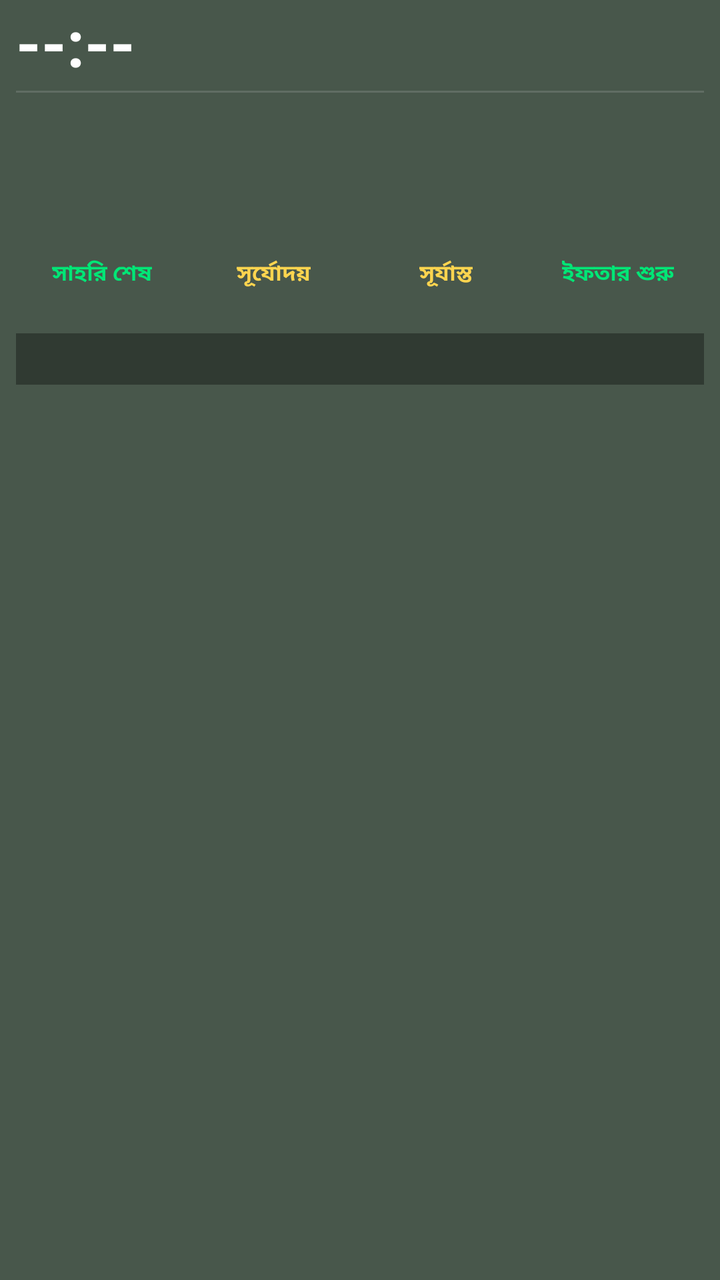
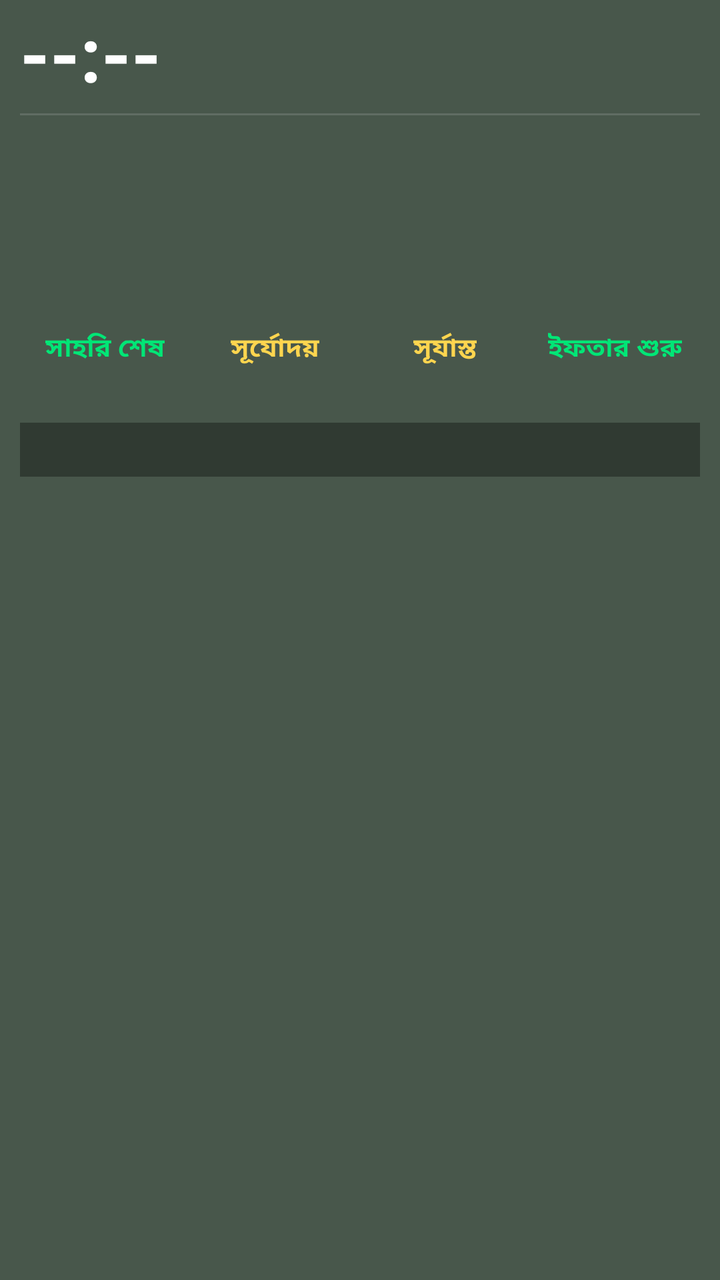

Two renders of the same Android screen: before a commit and after it. Below are the layout's source before the change and the commit's diff.
<!-- AndroidManifest.xml: fallback theme Theme.MaterialComponents.DayNight.NoActionBar -->
<!-- res/layout/prayer_widget_layout.xml -->
<?xml version="1.0" encoding="utf-8"?>
<LinearLayout xmlns:android="http://schemas.android.com/apk/res/android"
    android:layout_width="match_parent"
    android:layout_height="match_parent"
    android:orientation="vertical"
    android:background="@drawable/widget_background"
    android:paddingStart="8dp"
    android:paddingEnd="8dp"
    android:paddingTop="4dp"
    android:paddingBottom="8dp">

    
    <LinearLayout
        android:layout_width="match_parent"
        android:layout_height="wrap_content"
        android:orientation="horizontal"
        android:gravity="top">

        <TextView
            android:id="@+id/widget_time"
            android:layout_width="0dp"
            android:layout_height="wrap_content"
            android:layout_weight="1"
            android:text="--:--"
            android:textColor="#FFFFFF"
            android:textSize="32sp"
            android:textStyle="bold"
            android:includeFontPadding="false"
            android:gravity="start|center_vertical" />

        <TextView
            android:id="@+id/widget_weather"
            android:layout_width="wrap_content"
            android:layout_height="wrap_content"
            android:text=""
            android:textColor="#80DEEA"
            android:textSize="12sp"
            android:textStyle="bold"
            android:gravity="end"
            android:singleLine="true"
            android:ellipsize="end" />

    </LinearLayout>

    
    <TextView
        android:layout_width="match_parent"
        android:layout_height="1dp"
        android:layout_marginTop="4dp"
        android:layout_marginBottom="4dp"
        android:background="#22FFFFFF"
        android:text="" />

    
    <LinearLayout
        android:layout_width="match_parent"
        android:layout_height="wrap_content"
        android:orientation="horizontal">

        
        <LinearLayout
            android:layout_width="0dp"
            android:layout_height="wrap_content"
            android:layout_weight="1"
            android:orientation="vertical">

            <TextView
                android:id="@+id/widget_waqt_name"
                android:layout_width="wrap_content"
                android:layout_height="wrap_content"
                android:text=""
                android:textColor="#FFFFFF"
                android:textSize="15sp"
                android:textStyle="bold" />

            <TextView
                android:id="@+id/widget_waqt_range"
                android:layout_width="wrap_content"
                android:layout_height="wrap_content"
                android:layout_marginTop="1dp"
                android:text=""
                android:textColor="#B0BEC5"
                android:textSize="12sp" />

        </LinearLayout>

        
        <LinearLayout
            android:layout_width="0dp"
            android:layout_height="wrap_content"
            android:layout_weight="1"
            android:orientation="vertical">

            <TextView
                android:id="@+id/widget_day"
                android:layout_width="match_parent"
                android:layout_height="wrap_content"
                android:text=""
                android:textColor="#66BB6A"
                android:textSize="15sp"
                android:textStyle="bold"
                android:singleLine="true"
                android:ellipsize="end"
                android:gravity="end" />

            <TextView
                android:id="@+id/widget_gregorian"
                android:layout_width="match_parent"
                android:layout_height="wrap_content"
                android:layout_marginTop="1dp"
                android:text=""
                android:textColor="#E0E0E0"
                android:textSize="12sp"
                android:textStyle="bold"
                android:gravity="end" />

            <TextView
                android:id="@+id/widget_hijri"
                android:layout_width="match_parent"
                android:layout_height="wrap_content"
                android:layout_marginTop="1dp"
                android:text=""
                android:textColor="#FFD54F"
                android:textSize="12sp"
                android:textStyle="bold"
                android:gravity="end" />

            <TextView
                android:id="@+id/widget_bangla_date"
                android:layout_width="match_parent"
                android:layout_height="wrap_content"
                android:layout_marginTop="1dp"
                android:text=""
                android:textColor="#80DEEA"
                android:textSize="12sp"
                android:textStyle="bold"
                android:gravity="end" />

        </LinearLayout>
    </LinearLayout>

    
    <LinearLayout
        android:layout_width="match_parent"
        android:layout_height="wrap_content"
        android:layout_marginTop="6dp"
        android:orientation="horizontal">

        <LinearLayout
            android:layout_width="0dp"
            android:layout_height="wrap_content"
            android:layout_weight="1"
            android:orientation="vertical"
            android:gravity="center">

            <TextView
                android:id="@+id/widget_sehri_label"
                android:layout_width="wrap_content"
                android:layout_height="wrap_content"
                android:text="সাহরি শেষ"
                android:textColor="#00E676"
                android:textSize="11sp"
                android:textStyle="bold" />

            <TextView
                android:id="@+id/widget_sehri"
                android:layout_width="wrap_content"
                android:layout_height="wrap_content"
                android:text=""
                android:textColor="#00E676"
                android:textSize="13sp"
                android:textStyle="bold" />

        </LinearLayout>

        <LinearLayout
            android:layout_width="0dp"
            android:layout_height="wrap_content"
            android:layout_weight="1"
            android:orientation="vertical"
            android:gravity="center">

            <TextView
                android:id="@+id/widget_sunrise_label"
                android:layout_width="wrap_content"
                android:layout_height="wrap_content"
                android:text="সূর্যোদয়"
                android:textColor="#FFD54F"
                android:textSize="11sp"
                android:textStyle="bold" />

            <TextView
                android:id="@+id/widget_sunrise"
                android:layout_width="wrap_content"
                android:layout_height="wrap_content"
                android:text=""
                android:textColor="#FFD54F"
                android:textSize="13sp"
                android:textStyle="bold" />

        </LinearLayout>

        <LinearLayout
            android:layout_width="0dp"
            android:layout_height="wrap_content"
            android:layout_weight="1"
            android:orientation="vertical"
            android:gravity="center">

            <TextView
                android:id="@+id/widget_sunset_label"
                android:layout_width="wrap_content"
                android:layout_height="wrap_content"
                android:text="সূর্যাস্ত"
                android:textColor="#FFD54F"
                android:textSize="11sp"
                android:textStyle="bold" />

            <TextView
                android:id="@+id/widget_sunset"
                android:layout_width="wrap_content"
                android:layout_height="wrap_content"
                android:text=""
                android:textColor="#FFD54F"
                android:textSize="13sp"
                android:textStyle="bold" />

        </LinearLayout>

        <LinearLayout
            android:layout_width="0dp"
            android:layout_height="wrap_content"
            android:layout_weight="1"
            android:orientation="vertical"
            android:gravity="center">

            <TextView
                android:id="@+id/widget_iftar_label"
                android:layout_width="wrap_content"
                android:layout_height="wrap_content"
                android:text="ইফতার শুরু"
                android:textColor="#00E676"
                android:textSize="11sp"
                android:textStyle="bold" />

            <TextView
                android:id="@+id/widget_iftar"
                android:layout_width="wrap_content"
                android:layout_height="wrap_content"
                android:text=""
                android:textColor="#00E676"
                android:textSize="13sp"
                android:textStyle="bold" />

        </LinearLayout>

    </LinearLayout>

    
    <TextView
        android:id="@+id/widget_alert"
        android:layout_width="match_parent"
        android:layout_height="wrap_content"
        android:layout_marginTop="4dp"
        android:paddingTop="4dp"
        android:paddingBottom="4dp"
        android:paddingStart="4dp"
        android:paddingEnd="4dp"
        android:background="#55000000"
        android:text=""
        android:textColor="#FFD54F"
        android:textSize="13sp"
        android:textStyle="bold"
        android:gravity="start"
        android:maxLines="10"
        android:ellipsize="end" />

</LinearLayout>
<!-- resources referenced by this layout -->
<resources>
  <!-- drawable widget_background (drawable) -->
  <?xml version="1.0" encoding="utf-8"?>
  <shape xmlns:android="http://schemas.android.com/apk/res/android"
      android:shape="rectangle">
      <solid android:color="#CC1B2E1F" />
  </shape>
</resources>

<!-- the commit's change to res/layout/prayer_widget_layout.xml (unified diff, before → after) -->
@@ -4,9 +4,9 @@
     android:layout_height="match_parent"
     android:orientation="vertical"
     android:background="@drawable/widget_background"
-    android:paddingStart="8dp"
-    android:paddingEnd="8dp"
-    android:paddingTop="4dp"
+    android:paddingStart="10dp"
+    android:paddingEnd="10dp"
+    android:paddingTop="6dp"
     android:paddingBottom="8dp">
 
     
@@ -23,22 +23,45 @@
             android:layout_weight="1"
             android:text="--:--"
             android:textColor="#FFFFFF"
-            android:textSize="32sp"
+            android:textSize="38sp"
             android:textStyle="bold"
             android:includeFontPadding="false"
             android:gravity="start|center_vertical" />
 
-        <TextView
-            android:id="@+id/widget_weather"
+        <LinearLayout
             android:layout_width="wrap_content"
             android:layout_height="wrap_content"
-            android:text=""
-            android:textColor="#80DEEA"
-            android:textSize="12sp"
-            android:textStyle="bold"
-            android:gravity="end"
-            android:singleLine="true"
-            android:ellipsize="end" />
+            android:orientation="vertical"
+            android:gravity="end">
+
+            <TextView
+                android:id="@+id/widget_location"
+                android:layout_width="wrap_content"
+                android:layout_height="wrap_content"
+                android:text=""
+                android:textColor="#80DEEA"
+                android:textSize="14sp"
+                android:textStyle="bold"
+                android:gravity="end"
+                android:singleLine="true"
+                android:ellipsize="end"
+                android:maxWidth="180dp" />
+
+            <TextView
+                android:id="@+id/widget_weather"
+                android:layout_width="wrap_content"
+                android:layout_height="wrap_content"
+                android:layout_marginTop="2dp"
+                android:text=""
+                android:textColor="#B0BEC5"
+                android:textSize="13sp"
+                android:textStyle="bold"
+                android:gravity="end"
+                android:singleLine="true"
+                android:ellipsize="end"
+                android:maxWidth="180dp" />
+
+        </LinearLayout>
 
     </LinearLayout>
 
@@ -46,8 +69,8 @@
     <TextView
         android:layout_width="match_parent"
         android:layout_height="1dp"
-        android:layout_marginTop="4dp"
-        android:layout_marginBottom="4dp"
+        android:layout_marginTop="6dp"
+        android:layout_marginBottom="6dp"
         android:background="#22FFFFFF"
         android:text="" />
 
@@ -70,17 +93,27 @@
                 android:layout_height="wrap_content"
                 android:text=""
                 android:textColor="#FFFFFF"
+                android:textSize="20sp"
+                android:textStyle="bold" />
+
+            <TextView
+                android:id="@+id/widget_waqt_range"
+                android:layout_width="wrap_content"
+                android:layout_height="wrap_content"
+                android:layout_marginTop="2dp"
+                android:text=""
+                android:textColor="#B0BEC5"
+                android:textSize="15sp" />
+
+            <TextView
+                android:id="@+id/widget_waqt_remaining"
+                android:layout_width="wrap_content"
+                android:layout_height="wrap_content"
+                android:layout_marginTop="3dp"
+                android:text=""
+                android:textColor="#FFD54F"
                 android:textSize="15sp"
                 android:textStyle="bold" />
-
-            <TextView
-                android:id="@+id/widget_waqt_range"
-                android:layout_width="wrap_content"
-                android:layout_height="wrap_content"
-                android:layout_marginTop="1dp"
-                android:text=""
-                android:textColor="#B0BEC5"
-                android:textSize="12sp" />
 
         </LinearLayout>
 
@@ -97,7 +130,7 @@
                 android:layout_height="wrap_content"
                 android:text=""
                 android:textColor="#66BB6A"
-                android:textSize="15sp"
+                android:textSize="19sp"
                 android:textStyle="bold"
                 android:singleLine="true"
                 android:ellipsize="end"
@@ -107,10 +140,10 @@
                 android:id="@+id/widget_gregorian"
                 android:layout_width="match_parent"
                 android:layout_height="wrap_content"
-                android:layout_marginTop="1dp"
+                android:layout_marginTop="2dp"
                 android:text=""
                 android:textColor="#E0E0E0"
-                android:textSize="12sp"
+                android:textSize="15sp"
                 android:textStyle="bold"
                 android:gravity="end" />
 
@@ -118,10 +151,10 @@
                 android:id="@+id/widget_hijri"
                 android:layout_width="match_parent"
                 android:layout_height="wrap_content"
-                android:layout_marginTop="1dp"
-                android:text=""
-                android:textColor="#FFD54F"
-                android:textSize="12sp"
+                android:layout_marginTop="2dp"
+                android:text=""
+                android:textColor="#FFD54F"
+                android:textSize="15sp"
                 android:textStyle="bold"
                 android:gravity="end" />
 
@@ -129,10 +162,10 @@
                 android:id="@+id/widget_bangla_date"
                 android:layout_width="match_parent"
                 android:layout_height="wrap_content"
-                android:layout_marginTop="1dp"
+                android:layout_marginTop="2dp"
                 android:text=""
                 android:textColor="#80DEEA"
-                android:textSize="12sp"
+                android:textSize="15sp"
                 android:textStyle="bold"
                 android:gravity="end" />
 
@@ -141,127 +174,127 @@
 
     
     <LinearLayout
+        android:layout_width="match_parent"
+        android:layout_height="wrap_content"
+        android:layout_marginTop="8dp"
+        android:orientation="horizontal">
+
+        <LinearLayout
+            android:layout_width="0dp"
+            android:layout_height="wrap_content"
+            android:layout_weight="1"
+            android:orientation="vertical"
+            android:gravity="center">
+
+            <TextView
+                android:id="@+id/widget_sehri_label"
+                android:layout_width="wrap_content"
+                android:layout_height="wrap_content"
+                android:text="সাহরি শেষ"
+                android:textColor="#00E676"
+                android:textSize="13sp"
+                android:textStyle="bold" />
+
+            <TextView
+                android:id="@+id/widget_sehri"
+                android:layout_width="wrap_content"
+                android:layout_height="wrap_content"
+                android:text=""
+                android:textColor="#00E676"
+                android:textSize="16sp"
+                android:textStyle="bold" />
+
+        </LinearLayout>
+
+        <LinearLayout
+            android:layout_width="0dp"
+            android:layout_height="wrap_content"
+            android:layout_weight="1"
+            android:orientation="vertical"
+            android:gravity="center">
+
+            <TextView
+                android:id="@+id/widget_sunrise_label"
+                android:layout_width="wrap_content"
+                android:layout_height="wrap_content"
+                android:text="সূর্যোদয়"
+                android:textColor="#FFD54F"
+                android:textSize="13sp"
+                android:textStyle="bold" />
+
+            <TextView
+                android:id="@+id/widget_sunrise"
+                android:layout_width="wrap_content"
+                android:layout_height="wrap_content"
+                android:text=""
+                android:textColor="#FFD54F"
+                android:textSize="16sp"
+                android:textStyle="bold" />
+
+        </LinearLayout>
+
+        <LinearLayout
+            android:layout_width="0dp"
+            android:layout_height="wrap_content"
+            android:layout_weight="1"
+            android:orientation="vertical"
+            android:gravity="center">
+
+            <TextView
+                android:id="@+id/widget_sunset_label"
+                android:layout_width="wrap_content"
+                android:layout_height="wrap_content"
+                android:text="সূর্যাস্ত"
+                android:textColor="#FFD54F"
+                android:textSize="13sp"
+                android:textStyle="bold" />
+
+            <TextView
+                android:id="@+id/widget_sunset"
+                android:layout_width="wrap_content"
+                android:layout_height="wrap_content"
+                android:text=""
+                android:textColor="#FFD54F"
+                android:textSize="16sp"
+                android:textStyle="bold" />
+
+        </LinearLayout>
+
+        <LinearLayout
+            android:layout_width="0dp"
+            android:layout_height="wrap_content"
+            android:layout_weight="1"
+            android:orientation="vertical"
+            android:gravity="center">
+
+            <TextView
+                android:id="@+id/widget_iftar_label"
+                android:layout_width="wrap_content"
+                android:layout_height="wrap_content"
+                android:text="ইফতার শুরু"
+                android:textColor="#00E676"
+                android:textSize="13sp"
+                android:textStyle="bold" />
+
+            <TextView
+                android:id="@+id/widget_iftar"
+                android:layout_width="wrap_content"
+                android:layout_height="wrap_content"
+                android:text=""
+                android:textColor="#00E676"
+                android:textSize="16sp"
+                android:textStyle="bold" />
+
+        </LinearLayout>
+
+    </LinearLayout>
+
+    
+    <TextView
+        android:id="@+id/widget_alert"
         android:layout_width="match_parent"
         android:layout_height="wrap_content"
         android:layout_marginTop="6dp"
-        android:orientation="horizontal">
-
-        <LinearLayout
-            android:layout_width="0dp"
-            android:layout_height="wrap_content"
-            android:layout_weight="1"
-            android:orientation="vertical"
-            android:gravity="center">
-
-            <TextView
-                android:id="@+id/widget_sehri_label"
-                android:layout_width="wrap_content"
-                android:layout_height="wrap_content"
-                android:text="সাহরি শেষ"
-                android:textColor="#00E676"
-                android:textSize="11sp"
-                android:textStyle="bold" />
-
-            <TextView
-                android:id="@+id/widget_sehri"
-                android:layout_width="wrap_content"
-                android:layout_height="wrap_content"
-                android:text=""
-                android:textColor="#00E676"
-                android:textSize="13sp"
-                android:textStyle="bold" />
-
-        </LinearLayout>
-
-        <LinearLayout
-            android:layout_width="0dp"
-            android:layout_height="wrap_content"
-            android:layout_weight="1"
-            android:orientation="vertical"
-            android:gravity="center">
-
-            <TextView
-                android:id="@+id/widget_sunrise_label"
-                android:layout_width="wrap_content"
-                android:layout_height="wrap_content"
-                android:text="সূর্যোদয়"
-                android:textColor="#FFD54F"
-                android:textSize="11sp"
-                android:textStyle="bold" />
-
-            <TextView
-                android:id="@+id/widget_sunrise"
-                android:layout_width="wrap_content"
-                android:layout_height="wrap_content"
-                android:text=""
-                android:textColor="#FFD54F"
-                android:textSize="13sp"
-                android:textStyle="bold" />
-
-        </LinearLayout>
-
-        <LinearLayout
-            android:layout_width="0dp"
-            android:layout_height="wrap_content"
-            android:layout_weight="1"
-            android:orientation="vertical"
-            android:gravity="center">
-
-            <TextView
-                android:id="@+id/widget_sunset_label"
-                android:layout_width="wrap_content"
-                android:layout_height="wrap_content"
-                android:text="সূর্যাস্ত"
-                android:textColor="#FFD54F"
-                android:textSize="11sp"
-                android:textStyle="bold" />
-
-            <TextView
-                android:id="@+id/widget_sunset"
-                android:layout_width="wrap_content"
-                android:layout_height="wrap_content"
-                android:text=""
-                android:textColor="#FFD54F"
-                android:textSize="13sp"
-                android:textStyle="bold" />
-
-        </LinearLayout>
-
-        <LinearLayout
-            android:layout_width="0dp"
-            android:layout_height="wrap_content"
-            android:layout_weight="1"
-            android:orientation="vertical"
-            android:gravity="center">
-
-            <TextView
-                android:id="@+id/widget_iftar_label"
-                android:layout_width="wrap_content"
-                android:layout_height="wrap_content"
-                android:text="ইফতার শুরু"
-                android:textColor="#00E676"
-                android:textSize="11sp"
-                android:textStyle="bold" />
-
-            <TextView
-                android:id="@+id/widget_iftar"
-                android:layout_width="wrap_content"
-                android:layout_height="wrap_content"
-                android:text=""
-                android:textColor="#00E676"
-                android:textSize="13sp"
-                android:textStyle="bold" />
-
-        </LinearLayout>
-
-    </LinearLayout>
-
-    
-    <TextView
-        android:id="@+id/widget_alert"
-        android:layout_width="match_parent"
-        android:layout_height="wrap_content"
-        android:layout_marginTop="4dp"
         android:paddingTop="4dp"
         android:paddingBottom="4dp"
         android:paddingStart="4dp"
@@ -269,7 +302,7 @@
         android:background="#55000000"
         android:text=""
         android:textColor="#FFD54F"
-        android:textSize="13sp"
+        android:textSize="14sp"
         android:textStyle="bold"
         android:gravity="start"
         android:maxLines="10"
